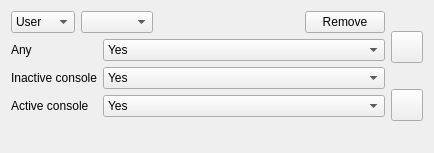
This is polkitactions/explicitwidget.ui in KDE/polkit-kde-kcmodules-1 as Qt 5 draws it before an edit. The edited form follows.
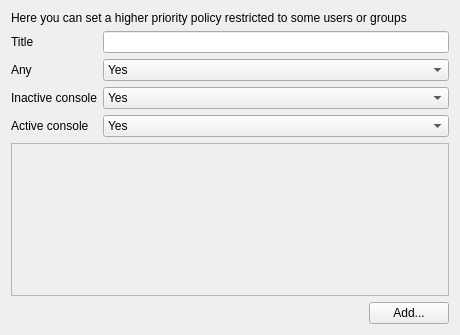
This is the edited form. Custom widgets are drawn as their Qt base class.

Commit message: Revise files and add a new dialog. In the long run all of the shared stuff should really go into a static library to avoid compiling the same thing twice

The edit to the form file:
```diff
--- a/polkitactions/explicitwidget.ui
+++ b/polkitactions/explicitwidget.ui
@@ -6,67 +6,37 @@
    <rect>
     <x>0</x>
     <y>0</y>
-    <width>434</width>
-    <height>153</height>
+    <width>460</width>
+    <height>335</height>
    </rect>
   </property>
   <property name="windowTitle">
    <string/>
   </property>
-  <layout class="QHBoxLayout" name="horizontalLayout_3">
+  <layout class="QVBoxLayout" name="verticalLayout">
    <item>
-    <layout class="QVBoxLayout" name="verticalLayout_2">
-     <item>
-      <layout class="QHBoxLayout" name="horizontalLayout">
-       <item>
-        <widget class="KComboBox" name="identityTypeBox">
-         <item>
+    <widget class="QLabel" name="label">
           <property name="text">
-           <string>User</string>
-          </property>
-         </item>
-         <item>
-          <property name="text">
-           <string>Group</string>
-          </property>
-         </item>
-        </widget>
-       </item>
-       <item>
-        <widget class="KComboBox" name="identityBox"/>
-       </item>
-       <item>
-        <spacer name="horizontalSpacer">
-         <property name="orientation">
-          <enum>Qt::Horizontal</enum>
-         </property>
-         <property name="sizeHint" stdset="0">
-          <size>
-           <width>78</width>
-           <height>20</height>
-          </size>
-         </property>
-        </spacer>
-       </item>
-       <item>
-        <widget class="KPushButton" name="removeButton">
-         <property name="text">
-          <string>Remove</string>
-         </property>
-        </widget>
-       </item>
-      </layout>
+      <string>Here you can set a higher priority policy restricted to some users or groups</string>
+     </property>
+     <property name="scaledContents">
+      <bool>true</bool>
+     </property>
+     <property name="wordWrap">
+      <bool>true</bool>
+     </property>
+    </widget>
      </item>
      <item>
       <layout class="QFormLayout" name="formLayout">
-       <item row="0" column="0">
+     <item row="1" column="0">
         <widget class="QLabel" name="label_2">
          <property name="text">
           <string>Any</string>
          </property>
         </widget>
        </item>
-       <item row="0" column="1">
+     <item row="1" column="1">
         <widget class="KComboBox" name="anyComboBox">
          <item>
           <property name="text">
@@ -100,14 +70,14 @@
          </item>
         </widget>
        </item>
-       <item row="1" column="0">
+     <item row="2" column="0">
         <widget class="QLabel" name="label_3">
          <property name="text">
           <string>Inactive console</string>
          </property>
         </widget>
        </item>
-       <item row="1" column="1">
+     <item row="2" column="1">
         <widget class="KComboBox" name="inactiveComboBox">
          <item>
           <property name="text">
@@ -141,14 +111,14 @@
          </item>
         </widget>
        </item>
-       <item row="2" column="0">
+     <item row="3" column="0">
         <widget class="QLabel" name="label_4">
          <property name="text">
           <string>Active console</string>
          </property>
         </widget>
        </item>
-       <item row="2" column="1">
+     <item row="3" column="1">
         <widget class="KComboBox" name="kcombobox_3">
          <item>
           <property name="text">
@@ -182,47 +152,54 @@
          </item>
         </widget>
        </item>
-      </layout>
+     <item row="0" column="0">
+      <widget class="QLabel" name="label_5">
+       <property name="text">
+        <string>Title</string>
+       </property>
+      </widget>
      </item>
+     <item row="0" column="1">
+      <widget class="KLineEdit" name="klineedit"/>
+     </item>
     </layout>
    </item>
    <item>
-    <layout class="QVBoxLayout" name="verticalLayout">
+    <widget class="QScrollArea" name="scrollArea">
+     <property name="widgetResizable">
+      <bool>true</bool>
+     </property>
+     <widget class="QWidget" name="scrollAreaWidgetContents">
+      <property name="geometry">
+       <rect>
+        <x>0</x>
+        <y>0</y>
+        <width>446</width>
+        <height>140</height>
+       </rect>
+      </property>
+     </widget>
+    </widget>
+   </item>
+   <item>
+    <layout class="QHBoxLayout" name="horizontalLayout">
+     <item>
+      <spacer name="horizontalSpacer">
+       <property name="orientation">
+        <enum>Qt::Horizontal</enum>
+       </property>
+       <property name="sizeHint" stdset="0">
+        <size>
+         <width>40</width>
+         <height>20</height>
+        </size>
+       </property>
+      </spacer>
+     </item>
      <item>
       <widget class="KPushButton" name="kpushbutton">
-       <property name="minimumSize">
-        <size>
-         <width>32</width>
-         <height>32</height>
-        </size>
-       </property>
-       <property name="maximumSize">
-        <size>
-         <width>32</width>
-         <height>32</height>
-        </size>
-       </property>
-       <property name="baseSize">
-        <size>
-         <width>32</width>
-         <height>32</height>
-        </size>
-       </property>
-      </widget>
-     </item>
-     <item>
-      <widget class="KPushButton" name="kpushbutton_2">
-       <property name="minimumSize">
-        <size>
-         <width>32</width>
-         <height>32</height>
-        </size>
-       </property>
-       <property name="maximumSize">
-        <size>
-         <width>32</width>
-         <height>32</height>
-        </size>
+       <property name="text">
+        <string>Add...</string>
        </property>
       </widget>
      </item>
@@ -236,6 +213,11 @@
    <extends>QPushButton</extends>
    <header>kpushbutton.h</header>
   </customwidget>
+  <customwidget>
+   <class>KLineEdit</class>
+   <extends>QLineEdit</extends>
+   <header>klineedit.h</header>
+  </customwidget>
   <customwidget>
    <class>KComboBox</class>
    <extends>QComboBox</extends>
```
Lines whose indentation alone changed are shown as unchanged. The commit also changes 4 other files.
